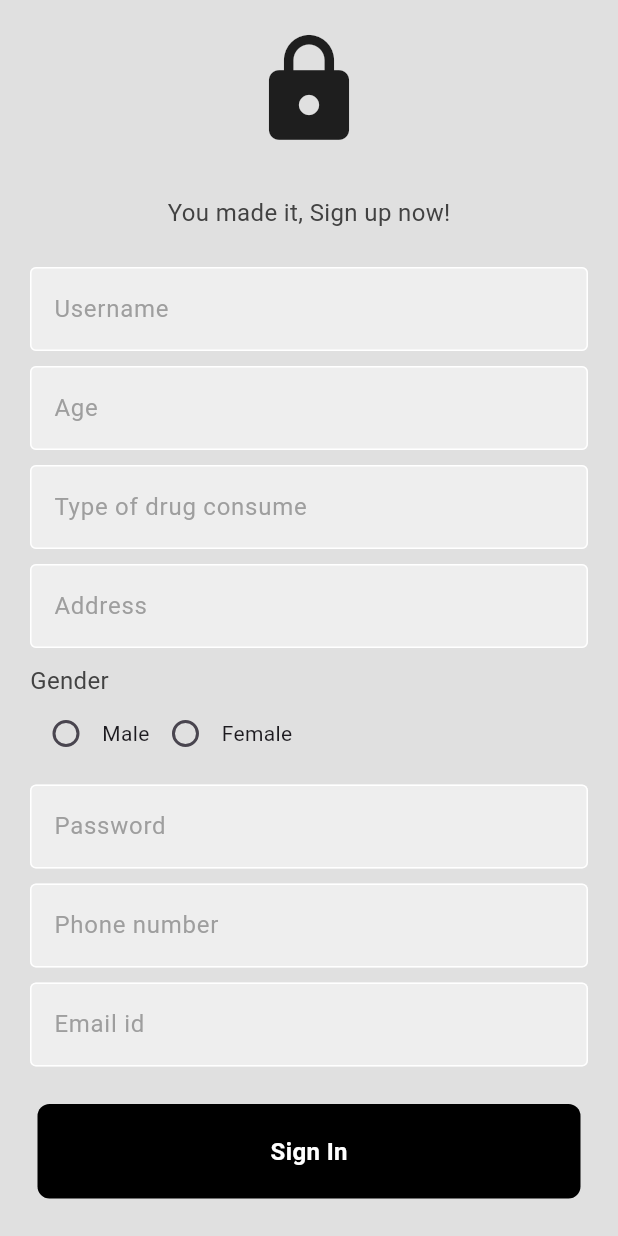
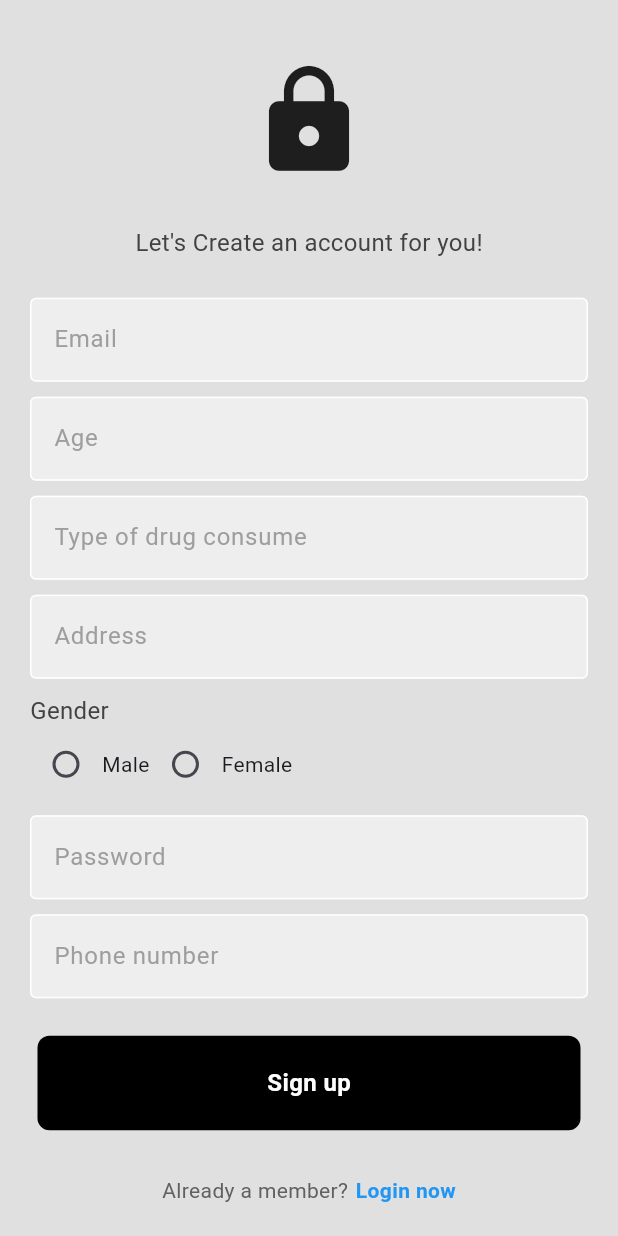
Before and after one commit to srushti-shete/MAD_Project, a Flutter app: the screen it shows after launch, after a tap on "Register Now", on a phone screen of 412 x 824 dp. Run offline on Flutter 3.47's test engine with Material 3 defaults, Android fonts, the phone set to English and light mode, and no system bars; our stand-ins replace firebase_auth, firebase_core; accounts and stored records are empty; network calls fail.

Commit message:
Connected SignUp page with firebase and completed authentication

```diff
--- a/lib/components/my_button.dart
+++ b/lib/components/my_button.dart
@@ -2,8 +2,9 @@ import 'package:flutter/material.dart';
 
 class MyButton extends StatelessWidget {
   final Function()? onTap;
+  final String text;
 
-  const MyButton({super.key, required this.onTap});
+  const MyButton({super.key, required this.onTap, required this.text,});
 
   @override
   Widget build(BuildContext context) {
@@ -16,10 +17,10 @@ class MyButton extends StatelessWidget {
           color: Colors.black,
           borderRadius: BorderRadius.circular(8),
         ),
-        child: const Center(
+        child: Center(
           child: Text(
-            "Sign In",
-            style: TextStyle(
+            text,
+            style: const TextStyle(
               color: Colors.white,
               fontWeight: FontWeight.bold,
               fontSize: 16,
--- a/lib/pages/auth_page.dart
+++ b/lib/pages/auth_page.dart
@@ -1,7 +1,7 @@
 import 'package:firebase_auth/firebase_auth.dart';
 import 'package:flutter/material.dart';
-import 'package:modernlogintute/pages/login_page.dart';
 import 'home_page.dart';
+import 'login_or_register_page.dart';
 
 class AuthPage extends StatelessWidget {
   const AuthPage({super.key});
@@ -16,10 +16,9 @@ class AuthPage extends StatelessWidget {
           if (snapshot.hasData) {
             return HomePage();
           }
-
           // user is NOT logged in
           else {
-            return LoginPage();
+            return LoginOrRegisterPage();
           }
         },
       ),
--- /dev/null
+++ b/lib/pages/login_or_register_page.dart
@@ -0,0 +1,37 @@
+import 'package:flutter/material.dart';
+import 'package:modernlogintute/pages/login_page.dart';
+import 'package:modernlogintute/pages/register_page.dart';
+
+class LoginOrRegisterPage extends StatefulWidget {
+  const LoginOrRegisterPage({super.key});
+
+  @override
+  State<LoginOrRegisterPage> createState() => _LoginOrRegisterPageState();
+}
+
+class _LoginOrRegisterPageState extends State<LoginOrRegisterPage> {
+
+  // initially show login page
+  bool showLoginPage = true;
+
+  // toggle between login and register page
+  void togglePages() {
+    setState(() {
+      showLoginPage = !showLoginPage;
+    });
+  }
+
+  @override
+  Widget build(BuildContext context) {
+    if (showLoginPage) {
+      return LoginPage(
+        onTap: togglePages,
+      );
+    }
+    else {
+      return RegisterPage(
+        onTap: togglePages,
+      );
+    }
+  }
+}
--- a/lib/pages/register_page.dart
+++ b/lib/pages/register_page.dart
@@ -1,3 +1,4 @@
+import 'package:firebase_auth/firebase_auth.dart';
 import 'package:flutter/material.dart';
 import 'package:modernlogintute/components/my_button.dart';
 import 'package:modernlogintute/components/my_textfield.dart';
@@ -5,7 +6,8 @@ import 'package:modernlogintute/pages/home_page.dart';
 import 'package:modernlogintute/pages/login_page.dart';
 
 class RegisterPage extends StatefulWidget {
-  const RegisterPage({super.key});
+  final Function()? onTap;
+  const RegisterPage({super.key, required this.onTap});
 
   @override
   _RegisterPageState createState() => _RegisterPageState();
@@ -13,18 +15,63 @@ class RegisterPage extends StatefulWidget {
 
 class _RegisterPageState extends State<RegisterPage> {
   // text editing controllers
-  final usernameController = TextEditingController();
+  final emailController = TextEditingController();
   final passwordController = TextEditingController();
   final ageController = TextEditingController();
   final typeOfDrugController = TextEditingController();
   final addressController = TextEditingController();
   final phoneNumberController = TextEditingController();
-  final emailIdController = TextEditingController();
   // gender selection
   String? gender; // Initially no gender selected
 
   // sign user in method
-  void signUserIn() {}
+  void signUserUp() async {
+    // show loading circle
+    showDialog(
+      context: context,
+      builder: (context) {
+        return const Center(
+          child: CircularProgressIndicator(),
+        );
+      },
+    );
+
+    // try sign in
+    try {
+      await FirebaseAuth.instance.createUserWithEmailAndPassword(
+        email: emailController.text,
+        password: passwordController.text,
+      );
+      // pop the loading circle
+      Navigator.pop(context);
+    } on FirebaseAuthException catch (e) {
+      // pop the loading circle
+      Navigator.pop(context);
+
+      //show error message
+      showErrorMessage(e.code);
+
+    }
+  }
+
+  // wrong email message popup
+  void showErrorMessage(String message) {
+    showDialog(
+      context: context,
+      builder: (context) {
+        return AlertDialog(
+          backgroundColor: Colors.blueGrey,
+          title: Center(
+            child: Text(
+              message,
+              style: TextStyle(color: Colors.white),
+            ),
+          ),
+        );
+      },
+    );
+  }
+
 
   @override
   Widget build(BuildContext context) {
@@ -46,9 +93,9 @@ class _RegisterPageState extends State<RegisterPage> {
 
                 const SizedBox(height: 30),
 
-                // welcome back, you've been missed!
+                // let's create an account for you
                 Text(
-                  'You made it, Sign up now!',
+                  'Let\'s Create an account for you!',
                   style: TextStyle(
                     color: Colors.grey[800],
                     fontSize: 16,
@@ -59,8 +106,8 @@ class _RegisterPageState extends State<RegisterPage> {
 
                 // username textfield
                 MyTextField(
-                  controller: usernameController,
-                  hintText: 'Username',
+                  controller: emailController,
+                  hintText: 'Email',
                   obscureText: false,
                 ),
 
@@ -91,8 +138,8 @@ class _RegisterPageState extends State<RegisterPage> {
                 const SizedBox(height: 10),
                 // gender radio buttons
                 Padding(
-                    padding: const EdgeInsets.symmetric(horizontal: 20.0),
-                    child: Column(
+                  padding: const EdgeInsets.symmetric(horizontal: 20.0),
+                  child: Column(
                     crossAxisAlignment: CrossAxisAlignment.start,
                     children: <Widget>[
                       Text(
@@ -146,23 +193,17 @@ class _RegisterPageState extends State<RegisterPage> {
                   obscureText: false,
                 ),
 
-                const SizedBox(height: 10),
-                // email textfield
-                MyTextField(
-                  controller: emailIdController,
-                  hintText: 'Email id',
-                  obscureText: false,
-                ),
-
                 const SizedBox(height: 25),
                 // sign in button
                 MyButton(
-                  onTap: () {
-                    Navigator.push(
-                      context,
-                      MaterialPageRoute(builder: (context) => HomePage()),
-                    );
-                  },
+                    text: "Sign up",
+                    onTap: signUserUp
+                  // onTap: () {
+                  //   Navigator.push(
+                  //     context,
+                  //     MaterialPageRoute(builder: (context) => HomePage()),
+                  //   );
+                  // },
                 ),
                 const SizedBox(height: 30),
                 // not a member? register now
@@ -175,12 +216,7 @@ class _RegisterPageState extends State<RegisterPage> {
                     ),
                     const SizedBox(width: 5),
                     GestureDetector(
-                      onTap: () {
-                        Navigator.push(
-                          context,
-                          MaterialPageRoute(builder: (context) => LoginPage()),
-                        );
-                      },
+                      onTap: widget.onTap,
                       child: const Text(
                         'Login now',
                         style: TextStyle(
```
Also changed, not shown: lib/pages/login_page.dart (+13 -47 lines), 1 other file.
